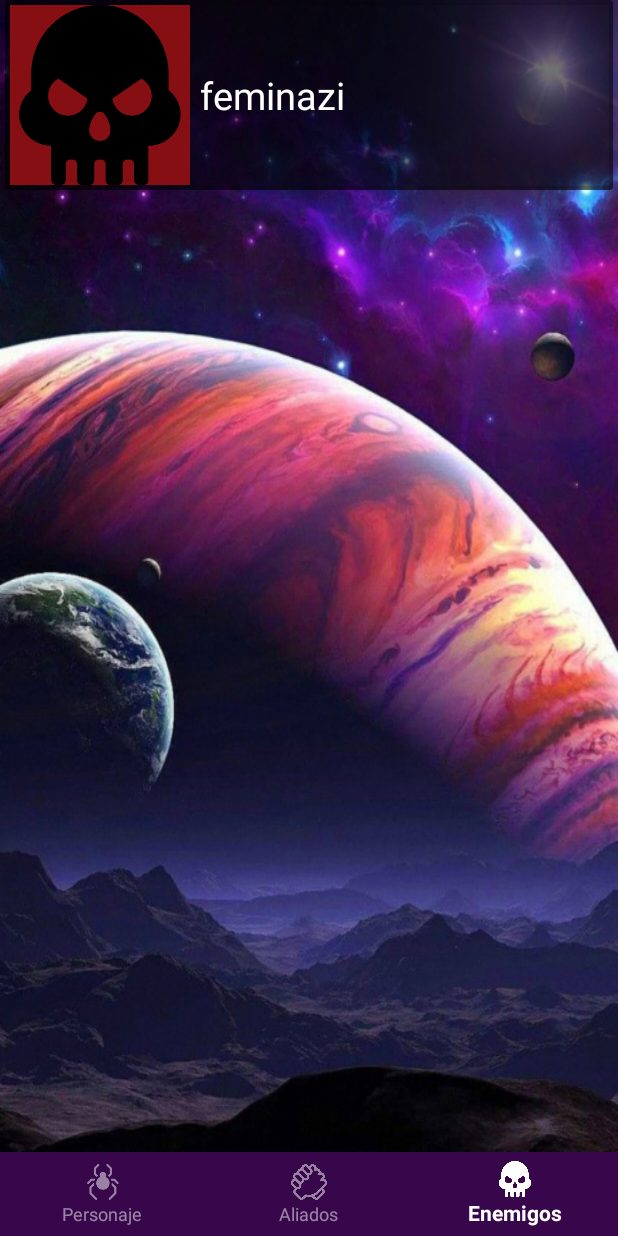
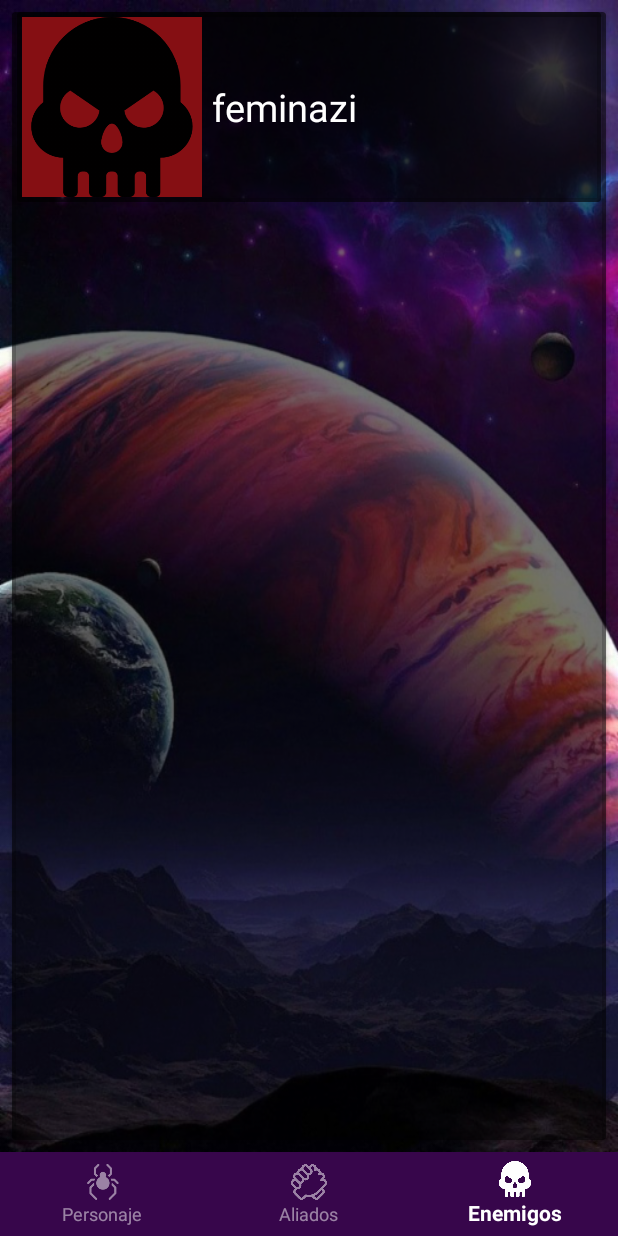
Before and after one commit to DanyLugs/ProyectoMarvelAPI, an Android app: the MainActivity screen opened directly, with no data from a screen before it, item 3 of the bottom bar chosen, on a phone screen of 412 x 824 dp. Run offline under Robolectric (Android 15) with nearby library versions, the light colour scheme and no system bars.

Commit message:
Cards para las listas de Aliados y Enemigos

```diff
--- a/app/src/main/java/com/danylugo/bottomnavigationproyecto/MainActivity.java
+++ b/app/src/main/java/com/danylugo/bottomnavigationproyecto/MainActivity.java
@@ -45,6 +45,11 @@ public class MainActivity extends AppCompatActivity {
         Objects.requireNonNull(getSupportActionBar()).hide();
         setRequestedOrientation(ActivityInfo.SCREEN_ORIENTATION_PORTRAIT);
 
+        bottomNavService();
+        setValues();
+    }
+
+    private void bottomNavService(){
         mMain_frame = (FrameLayout) findViewById(R.id.main_frame);
         mMain_nav = (BottomNavigationView) findViewById(R.id.btmNavigationView);
 
@@ -82,7 +87,6 @@ public class MainActivity extends AppCompatActivity {
                 }
             }
         });
-        setValues();
     }
 
     private void setFragment(Fragment fragment) {
@@ -97,13 +101,11 @@ public class MainActivity extends AppCompatActivity {
 
         TextView desName = findViewById(R.id.dName);
 
-        Bundle bundle = getIntent().getExtras();
+       // Bundle bundle = getIntent().getBundleExtra("bundle");
 
-        Spider spidy = (Spider) bundle.getSerializable("spiderV");
-        desName.setText(spidy.getName());
+       // Spider spidy = (Spider) bundle.getSerializable("spiderV");
+       // desName.setText(spidy.getName());
 
     }
 
-
-
 }
--- a/app/src/main/java/com/danylugo/bottomnavigationproyecto/SpiderSelector.java
+++ b/app/src/main/java/com/danylugo/bottomnavigationproyecto/SpiderSelector.java
@@ -57,9 +57,9 @@ public class SpiderSelector extends AppCompatActivity {
 
                 Intent intent = new Intent(SpiderSelector.this, MainActivity.class);
 
-                Bundle bundle = new Bundle();
-                bundle.putSerializable("spiderV",spidy);
-                intent.putExtras(bundle);
+                //Bundle bundle = new Bundle();
+                //bundle.putSerializable("spiderV",spidy);
+                //intent.putExtras(bundle);
 
                 startActivity(intent);
 
--- a/app/src/main/res/layout/fragment_villanos.xml
+++ b/app/src/main/res/layout/fragment_villanos.xml
@@ -1,18 +1,27 @@
 <?xml version="1.0" encoding="utf-8"?>
 <FrameLayout xmlns:android="http://schemas.android.com/apk/res/android"
     xmlns:tools="http://schemas.android.com/tools"
+    xmlns:app="http://schemas.android.com/apk/res-auto"
     android:layout_width="match_parent"
     android:layout_height="match_parent"
     tools:context=".Fragments.VillanosFragment"
     android:background="@drawable/bg_portrait">
 
     <!-- TODO: Update blank fragment layout -->
-    <android.support.v7.widget.RecyclerView
+    <android.support.v7.widget.CardView
+        android:layout_width="match_parent"
+        android:layout_height="match_parent"
+        android:layout_margin="8dp"
+        app:cardBackgroundColor= "#8c000000"
+        android:elevation="4dp">
+
+        <android.support.v7.widget.RecyclerView
         android:id="@+id/recyclerV"
         android:layout_width="match_parent"
         android:layout_height="match_parent">
 
     </android.support.v7.widget.RecyclerView>
+    </android.support.v7.widget.CardView>
 
 
 </FrameLayout>
```
Also changed, not shown: app/src/main/res/layout/fragment_aliados.xml (+10 -1 lines).
